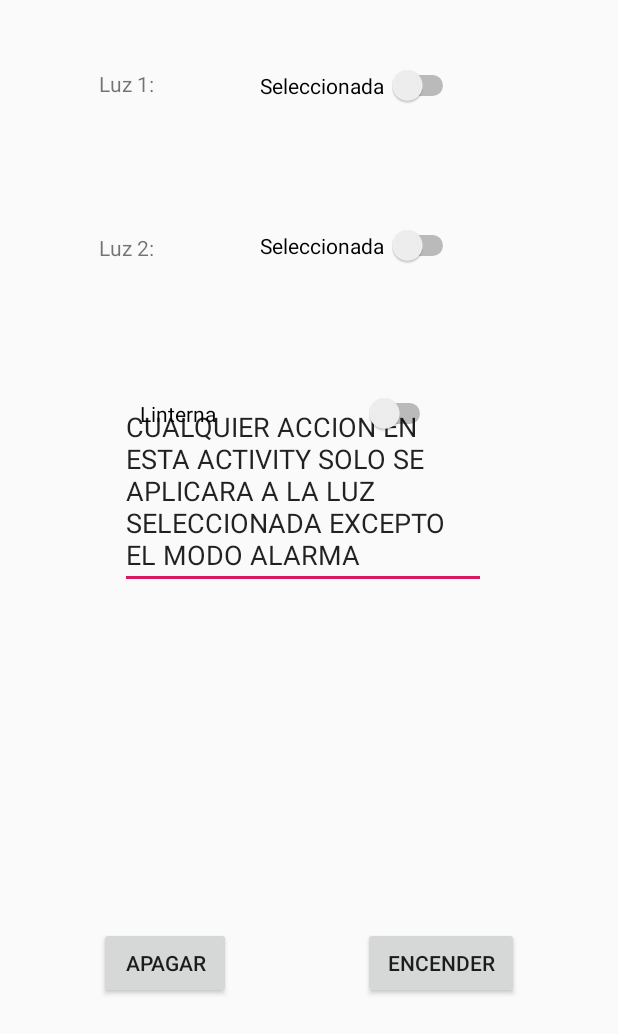
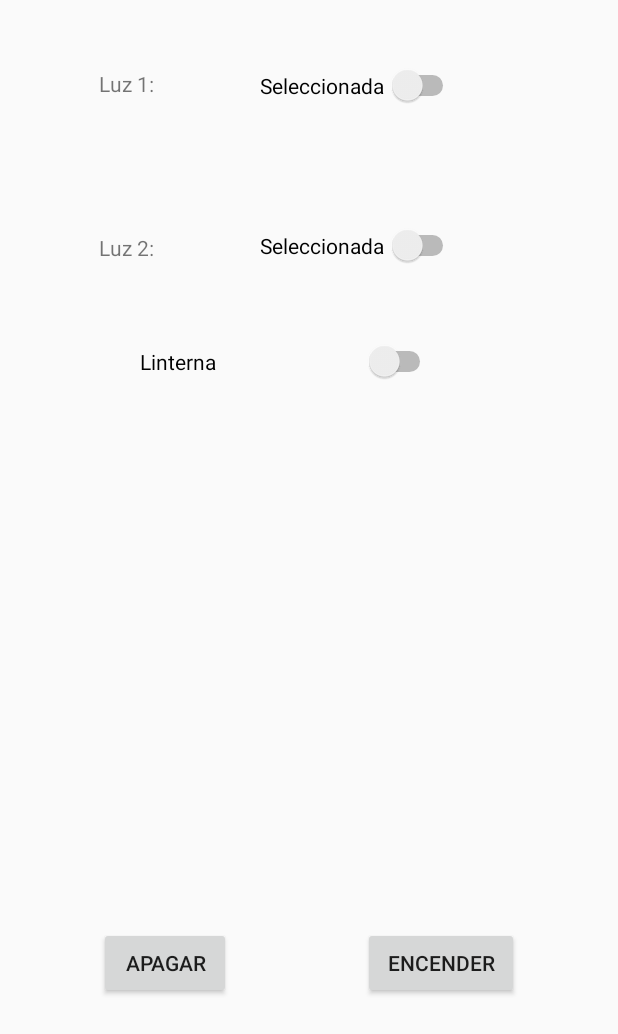
Before and after one commit to soalima/LiMaS---Light-Management-System, an Android app: the activity_comunicacion screen opened directly, with no data from a screen before it, on a phone screen of 412 x 824 dp. Shown: the top 1034 px of the screen. Run offline under Robolectric (Android 15) with nearby library versions, the phone set to English and light mode, and no system bars; network calls fail; 8 statements that could not run were skipped.

```diff
--- a/Android/Limas1_1/app/src/main/java/com/proyecto/limas11/DeviceListActivity.java
+++ b/Android/Limas1_1/app/src/main/java/com/proyecto/limas11/DeviceListActivity.java
@@ -108,7 +108,7 @@ public class DeviceListActivity extends Activity
             {
 
                 //Si no esta emparejado,quiere decir que se selecciono emparjar y entonces se le empareja
-                showToast("Emparejando");
+             //   showToast("Emparejando");
                 posicionListBluethoot = position;
                 pairDevice(device);
 
@@ -134,7 +134,7 @@ public class DeviceListActivity extends Activity
                 if (state == BluetoothDevice.BOND_BONDED && prevState == BluetoothDevice.BOND_BONDING)
                 {
                     //Si se detecto que se puedo emparejar el bluethoot
-                    showToast("Emparejado");
+              //      showToast("Emparejado");
                     BluetoothDevice dispositivo = (BluetoothDevice) mAdapter.getItem(posicionListBluethoot);
 
                     //se inicia el Activity de comunicacion con el bluethoot, para transferir los datos.
@@ -151,7 +151,7 @@ public class DeviceListActivity extends Activity
 
                 }  //si se detrecto un desaemparejamiento
                 else if (state == BluetoothDevice.BOND_NONE && prevState == BluetoothDevice.BOND_BONDED) {
-                    showToast("No emparejado");
+                  //  showToast("No emparejado");
                     ((AlmacenGlobal) getApplication()).setDirBluetooth(null);
                 }
 
--- a/Android/Limas1_1/app/src/main/res/layout/activity_comunicacion.xml
+++ b/Android/Limas1_1/app/src/main/res/layout/activity_comunicacion.xml
@@ -107,7 +107,8 @@ android:theme="@style/AppTheme">
         android:ems="10"
         android:gravity="start|top"
         android:inputType="textMultiLine"
-        android:text="CUALQUIER ACCION EN ESTA ACTIVITY SOLO SE APLICARA A LA LUZ SELECCIONADA EXCEPTO EL MODO ALARMA" />
+        android:text="CUALQUIER ACCION EN ESTA ACTIVITY SOLO SE APLICARA A LA LUZ SELECCIONADA EXCEPTO EL MODO ALARMA"
+        android:visibility="invisible" />
 
     <Switch
         android:id="@+id/switchLuz2"
@@ -127,15 +128,13 @@ android:theme="@style/AppTheme">
     <Switch
         android:id="@+id/swLinterna"
         android:layout_width="213dp"
-        android:layout_height="52dp"
+        android:layout_height="wrap_content"
         android:layout_alignParentStart="true"
         android:layout_alignParentTop="true"
         android:layout_alignParentEnd="true"
-        android:layout_alignParentBottom="true"
         android:layout_marginStart="77dp"
-        android:layout_marginTop="195dp"
+        android:layout_marginTop="211dp"
         android:layout_marginEnd="105dp"
-        android:layout_marginBottom="468dp"
         android:text="Linterna" />
 
 </RelativeLayout>
--- a/Android/Limas1_1/app/src/main/res/layout/fragment_luz.xml
+++ b/Android/Limas1_1/app/src/main/res/layout/fragment_luz.xml
@@ -22,7 +22,7 @@
         android:layout_marginTop="123dp"
         android:layout_marginEnd="0dp"
         android:layout_marginBottom="268dp"
-        android:text="POR FAVOR ENCHUFESE AL LA LAZ"
+        android:text="POR FAVOR CONECTECTARSE AL BLUETOOTH LIMAS"
         android:textSize="30dp" />
 
 </RelativeLayout>
```
Also changed, not shown: Android/Limas1_1/app/src/main/java/com/proyecto/limas11/activity_comunicacion.java (+21 -13 lines), 1634 other files.
